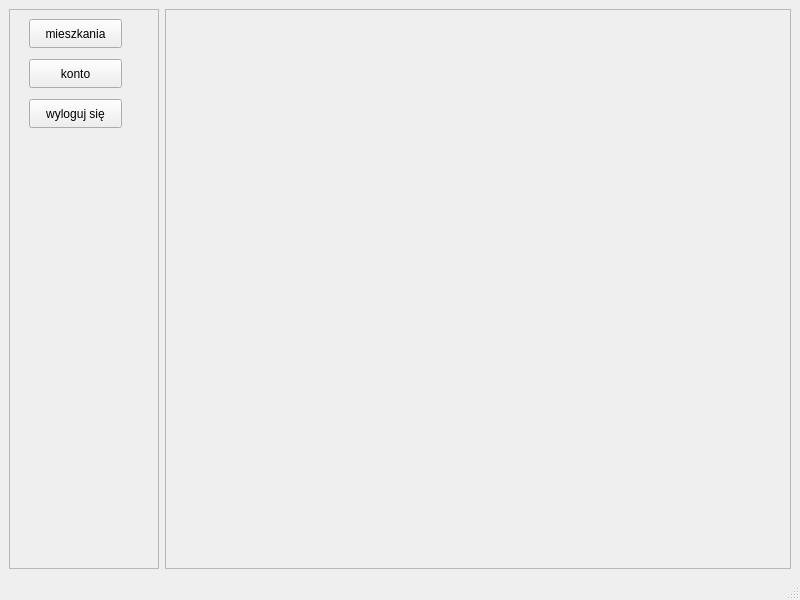
The window that src/UI/templates/mainwindow.ui (BartoszPietrucha/projekt) describes before a commit, drawn with Qt 5.
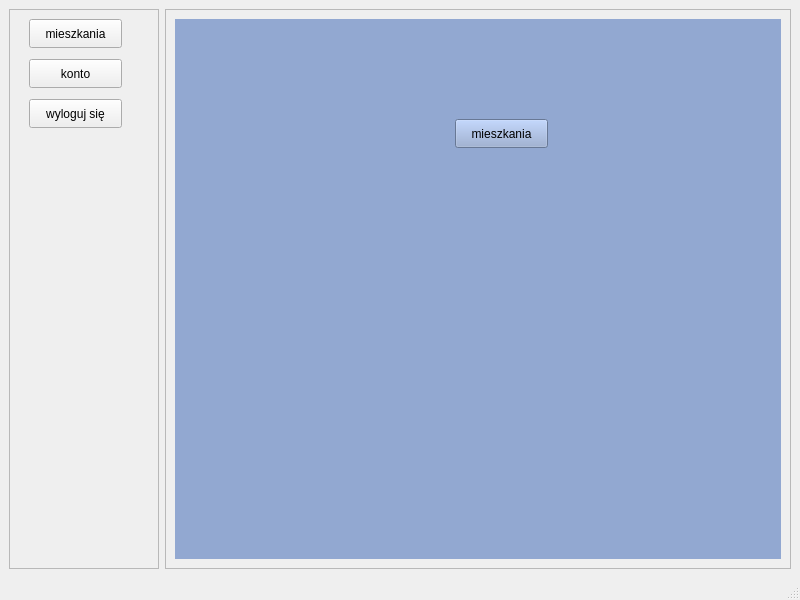
The same window after the commit. The open tabs and pages were chosen to show the change.

```diff
--- a/src/UI/templates/mainwindow.ui
+++ b/src/UI/templates/mainwindow.ui
@@ -17,6 +17,12 @@
    <layout class="QHBoxLayout" name="horizontalLayout">
     <item>
      <widget class="QFrame" name="frame_3">
+      <property name="minimumSize">
+       <size>
+        <width>150</width>
+        <height>0</height>
+       </size>
+      </property>
       <property name="maximumSize">
        <size>
         <width>150</width>
@@ -78,21 +84,49 @@
       <property name="frameShadow">
        <enum>QFrame::Shadow::Raised</enum>
       </property>
-      <widget class="QStackedWidget" name="stackedWidget">
-       <property name="geometry">
-        <rect>
-         <x>150</x>
-         <y>110</y>
-         <width>361</width>
-         <height>201</height>
-        </rect>
-       </property>
-       <property name="currentIndex">
-        <number>1</number>
-       </property>
-       <widget class="QWidget" name="page"/>
-       <widget class="QWidget" name="page_2"/>
-      </widget>
+      <layout class="QHBoxLayout" name="horizontalLayout_2">
+       <item>
+        <widget class="QStackedWidget" name="stackedWidget">
+         <property name="styleSheet">
+          <string notr="true">background-color: #92a8d1;</string>
+         </property>
+         <property name="currentIndex">
+          <number>2</number>
+         </property>
+         <widget class="QWidget" name="page">
+          <widget class="QPushButton" name="bt_mieszkania_3">
+           <property name="geometry">
+            <rect>
+             <x>300</x>
+             <y>120</y>
+             <width>93</width>
+             <height>29</height>
+            </rect>
+           </property>
+           <property name="text">
+            <string>mieszkania</string>
+           </property>
+          </widget>
+         </widget>
+         <widget class="QWidget" name="page_2">
+          <widget class="QPushButton" name="bt_mieszkania_2">
+           <property name="geometry">
+            <rect>
+             <x>280</x>
+             <y>100</y>
+             <width>93</width>
+             <height>29</height>
+            </rect>
+           </property>
+           <property name="text">
+            <string>mieszkania</string>
+           </property>
+          </widget>
+         </widget>
+         <widget class="QWidget" name="page_3"/>
+        </widget>
+       </item>
+      </layout>
      </widget>
     </item>
    </layout>
```
